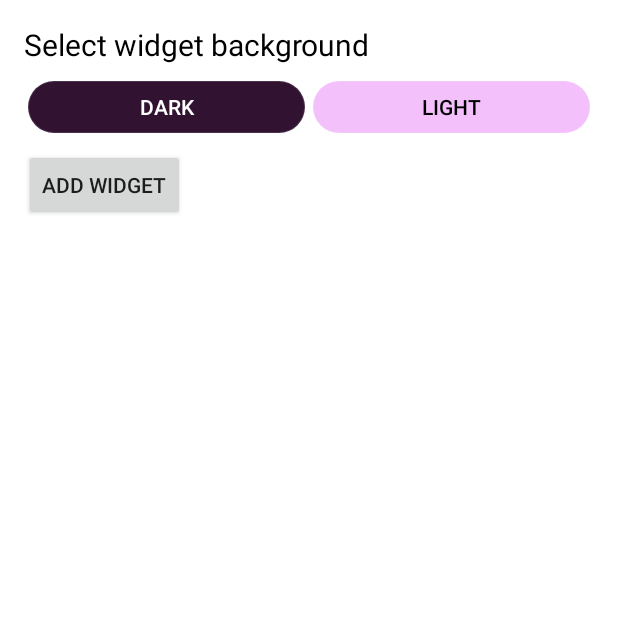
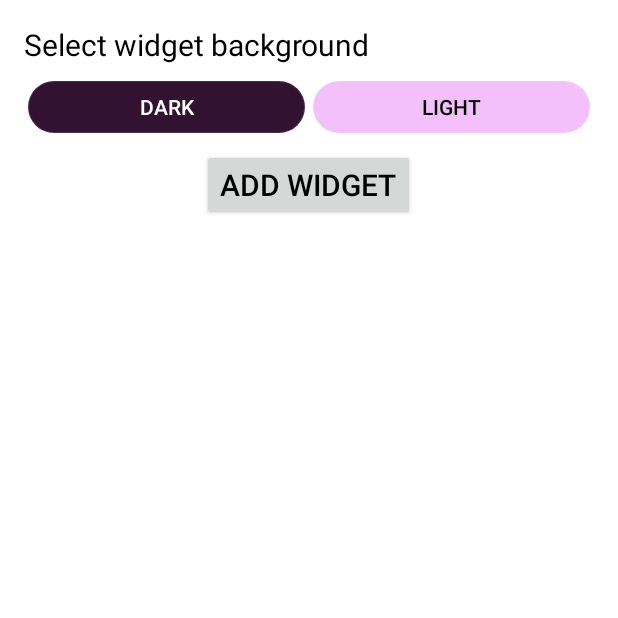
Before and after one commit to aviadh314/JokesWidget, an Android app: the MyWidgetConfigureActivity screen opened directly, with no data from a screen before it, on a phone screen of 412 x 824 dp, the top half of it. Run offline under Robolectric (Android 15) with nearby library versions, the phone set to English and light mode, and no system bars; 1 statement that could not run was skipped.

Commit message:
center add widget button

```diff
--- a/app/src/main/res/layout/my_widget_configure.xml
+++ b/app/src/main/res/layout/my_widget_configure.xml
@@ -3,6 +3,7 @@
     android:layout_width="match_parent"
     android:layout_height="wrap_content"
     android:orientation="vertical"
+    android:gravity="center"
     android:padding="16dp">
 
     <TextView
@@ -41,9 +42,11 @@
 
     <Button
         android:id="@+id/btAddWidget"
+        android:theme="@style/Theme.AppCompat.Light"
         android:layout_width="wrap_content"
         android:layout_height="wrap_content"
+        android:textColor="@color/black"
+        android:textSize="20sp"
         android:layout_marginTop="8dp"
         android:text="@string/add_widget" />
-
 </LinearLayout>
```
